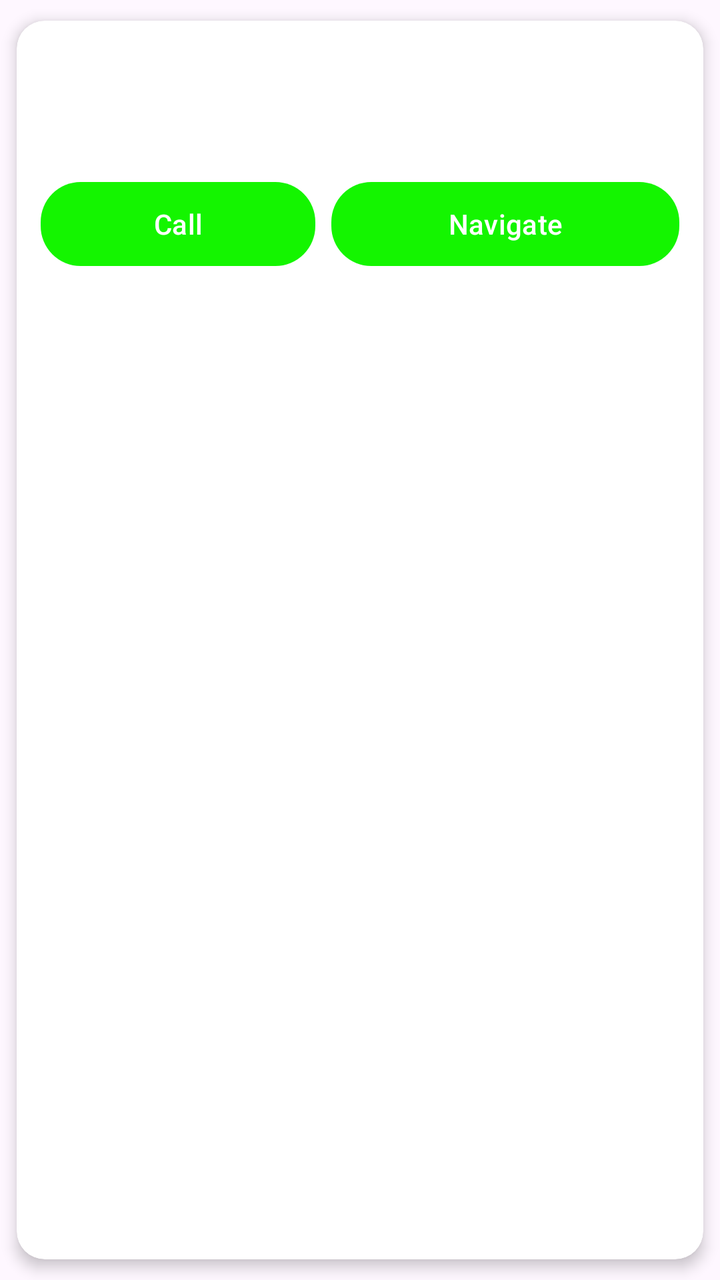
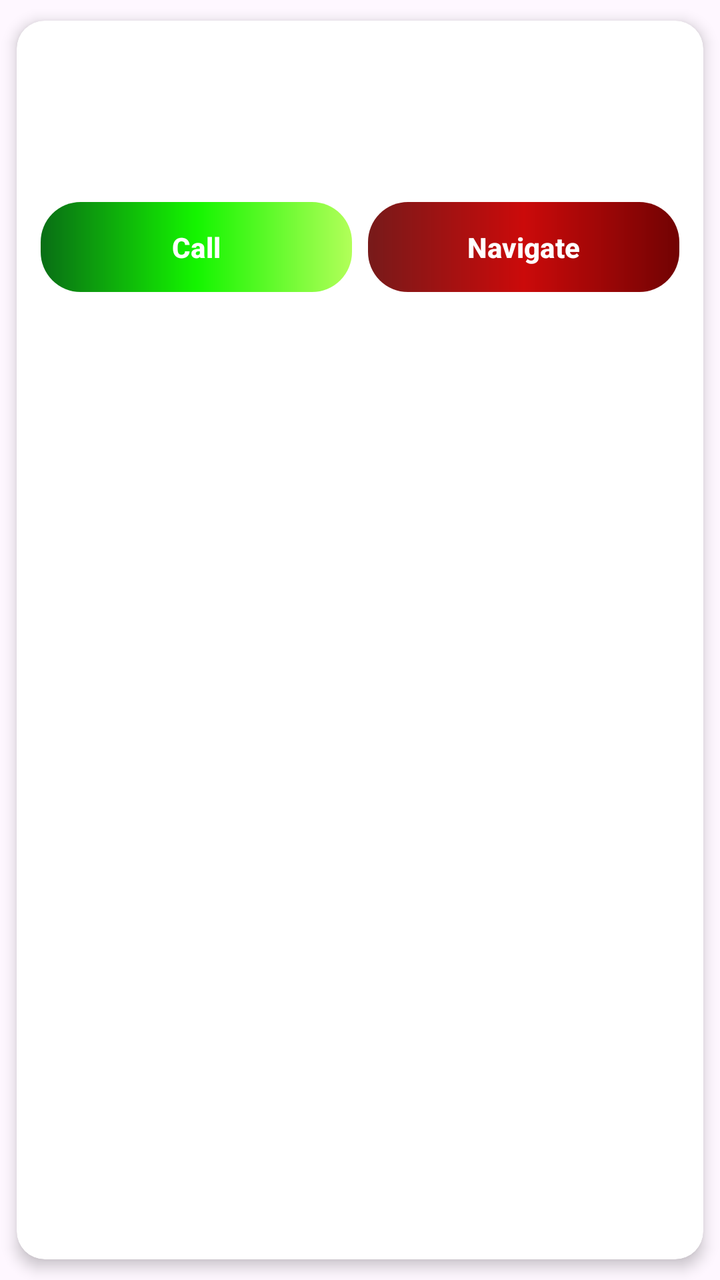

Before-and-after screenshots of an Android layout around one commit, followed by the original layout XML and the change that was made.
<!-- AndroidManifest.xml: application theme Theme.RoadSideAssistance -->
<!-- res/layout/item_garage_service.xml -->
<?xml version="1.0" encoding="utf-8"?>
<androidx.cardview.widget.CardView xmlns:android="http://schemas.android.com/apk/res/android"
    xmlns:app="http://schemas.android.com/apk/res-auto"
    android:layout_width="match_parent"
    android:layout_height="wrap_content"
    app:cardCornerRadius="14dp"
    android:fitsSystemWindows="true"
    app:cardElevation="4dp"
    app:cardUseCompatPadding="true">

    <LinearLayout
        android:layout_width="match_parent"
        android:layout_height="148dp"
        android:orientation="vertical"
        android:padding="12dp">

        <TextView
            android:id="@+id/tvGarageName"
            android:layout_width="match_parent"
            android:layout_height="wrap_content"
            android:ellipsize="end"
            android:maxLines="1"
            android:textColor="?android:attr/textColorPrimary"
            android:textSize="17sp"
            android:textStyle="bold" />

        <TextView
            android:id="@+id/tvGarageAddress"
            android:layout_width="match_parent"
            android:layout_height="wrap_content"
            android:layout_marginTop="6dp"
            android:maxLines="2"
            android:textColor="?android:attr/textColorSecondary"
            android:textSize="12sp" />

        <TextView
            android:id="@+id/tvGaragePhone"
            android:layout_width="match_parent"
            android:layout_height="wrap_content"
            android:layout_marginTop="6dp"
            android:textColor="?android:attr/textColorSecondary"
            android:textSize="13sp"
            android:layout_marginBottom="@dimen/_5sdp"
            />

        <LinearLayout
            android:layout_width="match_parent"
            android:layout_height="43dp"
            android:orientation="horizontal">

            <Button
                android:id="@+id/btnGarageCall"
                android:layout_width="0dp"
                android:layout_height="42dp"
                android:layout_gravity="center_horizontal"
                android:layout_weight="2"
                android:background="@drawable/bg_login_btn"
                android:text="Call"
                android:textAllCaps="false" />

            <Button
                android:id="@+id/btnGarageNavigate"
                android:layout_width="wrap_content"
                android:layout_height="42dp"
                android:layout_gravity="center_horizontal"
                android:layout_marginStart="8dp"
                android:layout_weight="1"
                android:background="@drawable/bg_signup_btn"
                android:text="Navigate"
                android:textAllCaps="false"
                app:background="@null" />

        </LinearLayout>

    </LinearLayout>

</androidx.cardview.widget.CardView>
<!-- resources referenced by this layout -->
<resources>
  <!-- drawable bg_login_btn (drawable) -->
  <?xml version="1.0" encoding="utf-8"?>
  <shape xmlns:android="http://schemas.android.com/apk/res/android"
      android:shape="rectangle">
  
      <gradient
          android:startColor="#096E15"
          android:centerColor="#14F500"
          android:endColor="#B2FF59"
          android:angle="0"
          android:type="linear" />
  
      <corners android:radius="20dp" />
  
  </shape>
  
  
  
  
  
  
  
  
  
  
  
  
  
  
  
  
      
  
  
  
  
  
  
  
  <!-- drawable bg_signup_btn (drawable) -->
  <?xml version="1.0" encoding="utf-8"?>
  <shape xmlns:android="http://schemas.android.com/apk/res/android"
      android:shape="rectangle">
  
      <gradient
          android:startColor="#771A1A"
          android:centerColor="#CB0A0A"
          android:endColor="#710303"
          android:angle="0"
          android:type="linear" />
  
      <corners android:radius="20dp" />
  
  </shape>
  <style name="Theme.RoadSideAssistance" parent="Base.Theme.RoadSideAssistance" />
  <style name="Base.Theme.RoadSideAssistance" parent="Theme.Material3.DayNight.NoActionBar">
  
          <item name="colorPrimary">#14F500</item>
          <item name="colorSecondary">#14F500</item>
          <item name="colorControlActivated">#14F500</item>
  
      </style>
</resources>

<!-- the commit's change to res/layout/item_garage_service.xml (unified diff, before → after) -->
@@ -3,14 +3,14 @@
     xmlns:app="http://schemas.android.com/apk/res-auto"
     android:layout_width="match_parent"
     android:layout_height="wrap_content"
+    android:layout_marginBottom="8dp"
     app:cardCornerRadius="14dp"
-    android:fitsSystemWindows="true"
     app:cardElevation="4dp"
     app:cardUseCompatPadding="true">
 
     <LinearLayout
         android:layout_width="match_parent"
-        android:layout_height="148dp"
+        android:layout_height="wrap_content"
         android:orientation="vertical"
         android:padding="12dp">
 
@@ -38,37 +38,40 @@
             android:layout_width="match_parent"
             android:layout_height="wrap_content"
             android:layout_marginTop="6dp"
+            android:layout_marginBottom="10dp"
             android:textColor="?android:attr/textColorSecondary"
-            android:textSize="13sp"
-            android:layout_marginBottom="@dimen/_5sdp"
-            />
+            android:textSize="13sp" />
 
         <LinearLayout
             android:layout_width="match_parent"
-            android:layout_height="43dp"
+            android:layout_height="wrap_content"
+            android:gravity="center_vertical"
             android:orientation="horizontal">
 
             <Button
                 android:id="@+id/btnGarageCall"
                 android:layout_width="0dp"
-                android:layout_height="42dp"
-                android:layout_gravity="center_horizontal"
-                android:layout_weight="2"
+                android:layout_height="45dp"
+                android:layout_weight="1"
                 android:background="@drawable/bg_login_btn"
                 android:text="Call"
-                android:textAllCaps="false" />
+                android:textStyle="bold"
+                android:textAllCaps="false"
+                android:textColor="#FFFFFF"
+                app:backgroundTint="@null" />
 
             <Button
                 android:id="@+id/btnGarageNavigate"
-                android:layout_width="wrap_content"
-                android:layout_height="42dp"
-                android:layout_gravity="center_horizontal"
+                android:layout_width="0dp"
+                android:layout_height="45dp"
                 android:layout_marginStart="8dp"
                 android:layout_weight="1"
                 android:background="@drawable/bg_signup_btn"
                 android:text="Navigate"
+                android:textStyle="bold"
                 android:textAllCaps="false"
-                app:background="@null" />
+                android:textColor="#FFFFFF"
+                app:backgroundTint="@null" />
 
         </LinearLayout>
 
